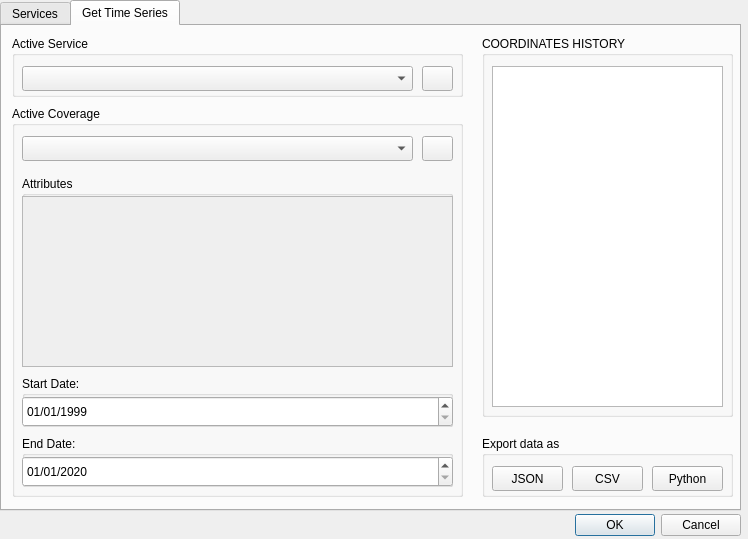
Qt form wtss_qgis_dialog_base.ui (brazil-data-cube/wtss-qgis) before a commit.
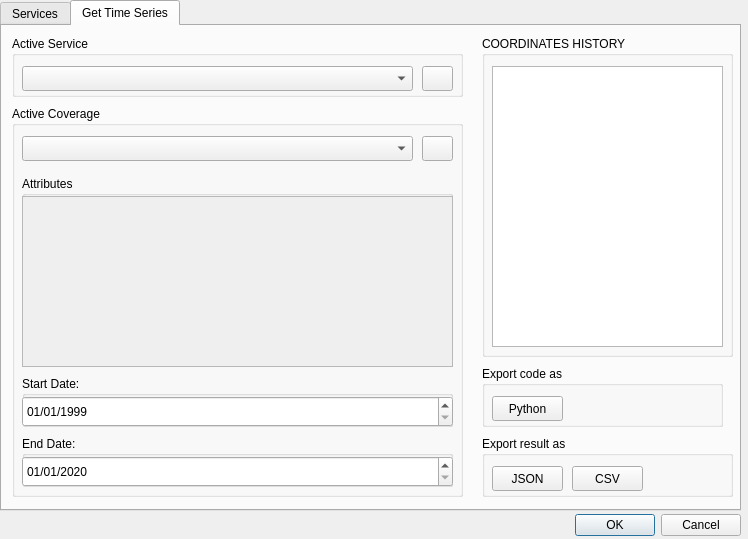
The same form after that commit. The open tabs and pages were chosen to show the change.

Commit message: [#9] Working with user interface

What changed in the file:
```diff
--- a/wtss_qgis_dialog_base.ui
+++ b/wtss_qgis_dialog_base.ui
@@ -230,7 +230,7 @@
        <x>480</x>
        <y>10</y>
        <width>251</width>
-       <height>381</height>
+       <height>321</height>
       </rect>
      </property>
      <property name="title">
@@ -242,7 +242,7 @@
         <x>10</x>
         <y>30</y>
         <width>231</width>
-        <height>341</height>
+        <height>281</height>
        </rect>
       </property>
      </widget>
@@ -437,7 +437,7 @@
       </rect>
      </property>
      <property name="title">
-      <string>Export data as</string>
+      <string>Export result as</string>
      </property>
      <widget class="QPushButton" name="export_as_csv">
       <property name="geometry">
@@ -457,24 +457,6 @@
        <string>CSV</string>
       </property>
      </widget>
-     <widget class="QPushButton" name="export_as_python">
-      <property name="geometry">
-       <rect>
-        <x>170</x>
-        <y>30</y>
-        <width>71</width>
-        <height>25</height>
-       </rect>
-      </property>
-      <property name="font">
-       <font>
-        <pointsize>9</pointsize>
-       </font>
-      </property>
-      <property name="text">
-       <string>Python</string>
-      </property>
-     </widget>
      <widget class="QPushButton" name="export_as_json">
       <property name="geometry">
        <rect>
@@ -494,6 +476,37 @@
       </property>
      </widget>
     </widget>
+    <widget class="QGroupBox" name="Export_data">
+     <property name="geometry">
+      <rect>
+       <x>480</x>
+       <y>340</y>
+       <width>241</width>
+       <height>61</height>
+      </rect>
+     </property>
+     <property name="title">
+      <string>Export code as</string>
+     </property>
+     <widget class="QPushButton" name="export_as_python">
+      <property name="geometry">
+       <rect>
+        <x>10</x>
+        <y>30</y>
+        <width>71</width>
+        <height>25</height>
+       </rect>
+      </property>
+      <property name="font">
+       <font>
+        <pointsize>9</pointsize>
+       </font>
+      </property>
+      <property name="text">
+       <string>Python</string>
+      </property>
+     </widget>
+    </widget>
    </widget>
   </widget>
  </widget>
```
